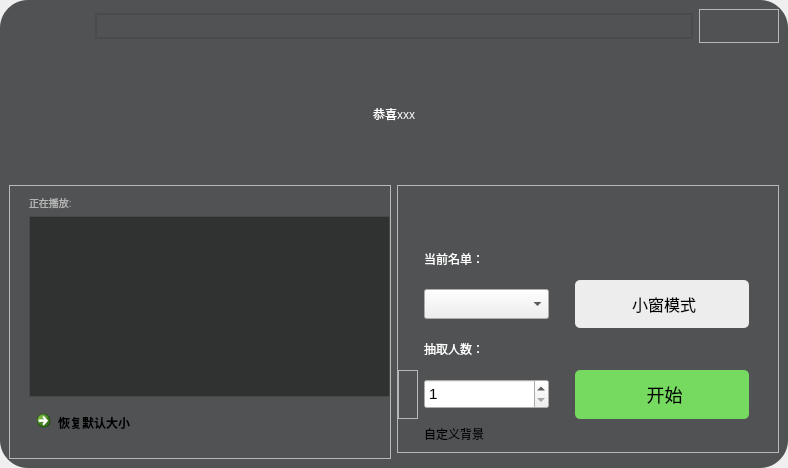
Old version of the form picker.ui in the repository Yish1/Class-Roster-Picker-NEXT.
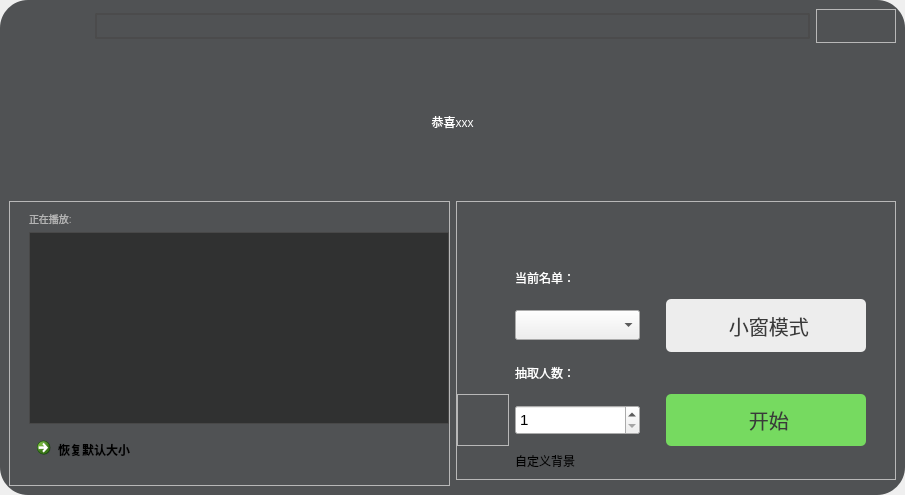
New version of the form. Icons and pictures are not drawn.

What changed in the file:
```diff
--- a/picker.ui
+++ b/picker.ui
@@ -6,14 +6,14 @@
    <rect>
     <x>0</x>
     <y>0</y>
-    <width>788</width>
-    <height>468</height>
+    <width>905</width>
+    <height>495</height>
    </rect>
   </property>
   <property name="minimumSize">
    <size>
-    <width>780</width>
-    <height>445</height>
+    <width>905</width>
+    <height>495</height>
    </size>
   </property>
   <property name="windowTitle">
@@ -153,10 +153,7 @@
             </sizepolicy>
            </property>
            <property name="styleSheet">
-            <string notr="true">QPushButton {
-    font-size: 16px;
-}
-</string>
+            <string notr="true"/>
            </property>
            <property name="frameShape">
             <enum>QFrame::StyledPanel</enum>
@@ -331,13 +328,13 @@
               <property name="minimumSize">
                <size>
                 <width>165</width>
-                <height>45</height>
+                <height>50</height>
                </size>
               </property>
               <property name="maximumSize">
                <size>
                 <width>200</width>
-                <height>80</height>
+                <height>90</height>
                </size>
               </property>
               <property name="baseSize">
@@ -347,7 +344,14 @@
                </size>
               </property>
               <property name="styleSheet">
-               <string notr="true">QPushButton{background:rgba(237, 237, 237, 1);border-radius:5px;}QPushButton:hover{background:rgba(210, 210, 210, 0.6);}</string>
+               <string notr="true">QPushButton{
+	font-size: 20px;
+	color: rgb(58, 58, 58);
+	background:rgba(237, 237, 237, 1);
+	border-radius:5px;
+}
+QPushButton:hover{background:rgba(210, 210, 210, 0.6);
+}</string>
               </property>
               <property name="text">
                <string> 小窗模式</string>
@@ -358,8 +362,8 @@
               </property>
               <property name="iconSize">
                <size>
-                <width>16</width>
-                <height>18</height>
+                <width>19</width>
+                <height>20</height>
                </size>
               </property>
              </widget>
@@ -434,13 +438,13 @@
               <property name="minimumSize">
                <size>
                 <width>0</width>
-                <height>45</height>
+                <height>50</height>
                </size>
               </property>
               <property name="maximumSize">
                <size>
                 <width>200</width>
-                <height>80</height>
+                <height>90</height>
                </size>
               </property>
               <property name="baseSize">
@@ -451,9 +455,14 @@
               </property>
               <property name="styleSheet">
                <string notr="true">QPushButton {
-    font-size: 18px;
+	font-size: 20px;
+	color: rgb(58, 58, 58);
+	background:rgba(118, 218, 96, 1);
+	border-radius:5px;
 }
-QPushButton{background:rgba(118, 218, 96, 1);border-radius:5px;}QPushButton:hover{background:rgba(80, 182, 84, 1);}</string>
+QPushButton:hover{
+background:rgba(80, 182, 84, 1);
+}</string>
               </property>
               <property name="text">
                <string> 开始</string>
@@ -464,8 +473,8 @@
               </property>
               <property name="iconSize">
                <size>
-                <width>19</width>
-                <height>19</height>
+                <width>22</width>
+                <height>22</height>
                </size>
               </property>
              </widget>
```
Left out of the diff: 210 changed lines with no effect on the pictures.
